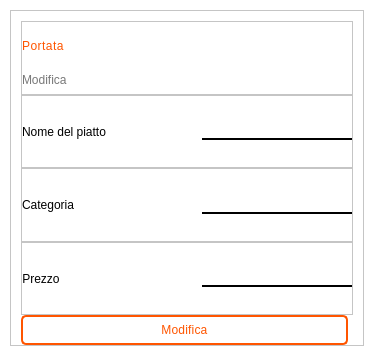
First picture: the form in gui_modifica_portata.ui, repository NicolaMochi/GestionaleOrdinazioni, before the edit.
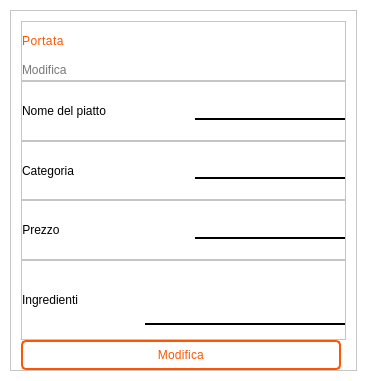
Second picture: the form after the edit.

What changed in the file:
```diff
--- a/gui_modifica_portata.ui
+++ b/gui_modifica_portata.ui
@@ -6,8 +6,8 @@
    <rect>
     <x>0</x>
     <y>0</y>
-    <width>374</width>
-    <height>356</height>
+    <width>367</width>
+    <height>381</height>
    </rect>
   </property>
   <property name="windowTitle">
@@ -295,6 +295,68 @@
         </layout>
        </widget>
       </item>
+      <item>
+       <widget class="QFrame" name="frame_5">
+        <property name="maximumSize">
+         <size>
+          <width>16777215</width>
+          <height>80</height>
+         </size>
+        </property>
+        <property name="frameShape">
+         <enum>QFrame::StyledPanel</enum>
+        </property>
+        <property name="frameShadow">
+         <enum>QFrame::Raised</enum>
+        </property>
+        <layout class="QHBoxLayout" name="horizontalLayout">
+         <property name="spacing">
+          <number>0</number>
+         </property>
+         <property name="leftMargin">
+          <number>0</number>
+         </property>
+         <property name="topMargin">
+          <number>0</number>
+         </property>
+         <property name="rightMargin">
+          <number>0</number>
+         </property>
+         <property name="bottomMargin">
+          <number>0</number>
+         </property>
+         <item alignment="Qt::AlignLeft">
+          <widget class="QLabel" name="label_2">
+           <property name="styleSheet">
+            <string notr="true">font: 500 11pt &quot;Poppins&quot;;</string>
+           </property>
+           <property name="text">
+            <string>Ingredienti</string>
+           </property>
+           <property name="alignment">
+            <set>Qt::AlignCenter</set>
+           </property>
+          </widget>
+         </item>
+         <item>
+          <widget class="QPlainTextEdit" name="plainTextEdit">
+           <property name="maximumSize">
+            <size>
+             <width>200</width>
+             <height>50</height>
+            </size>
+           </property>
+           <property name="styleSheet">
+            <string notr="true">color: #000;
+font: 400 9pt &quot;Poppins&quot;;
+border: solid;
+border-bottom: 2px solid black;</string>
+           </property>
+          </widget>
+         </item>
+        </layout>
+       </widget>
+      </item>
       <item>
        <widget class="QPushButton" name="btn_modifica_portata">
         <property name="styleSheet">
```
